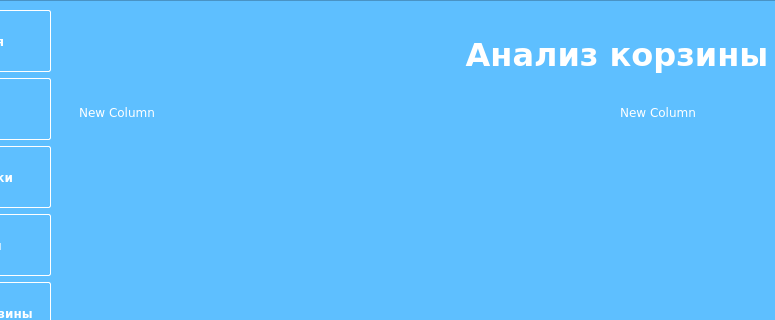
Before: the Qt Designer form design_dev.ui in miptivan/data_desktop, drawn with Qt 5; both pictures show x 110 to 885 and y 0 to 320 of the 1300 by 700 pixel window.
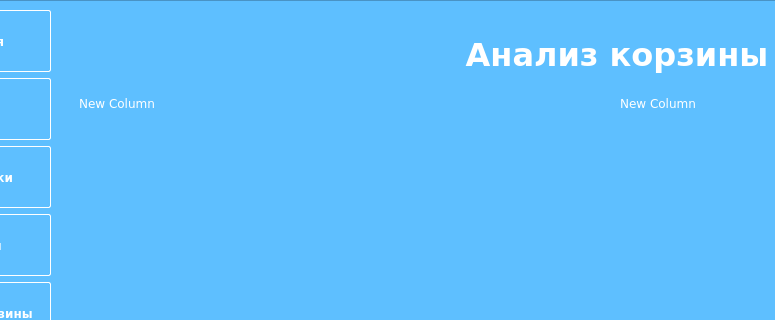
After: the same form once the commit is applied. The open tabs and pages were chosen to show the change. Custom widgets are drawn as their Qt base class.

Commit message: edit basket columns

Diff of the .ui file:
```diff
--- a/design_dev.ui
+++ b/design_dev.ui
@@ -1492,11 +1492,17 @@
              <property name="text">
               <string>New Column</string>
              </property>
+             <property name="textAlignment">
+              <set>AlignHCenter|AlignTop</set>
+             </property>
             </column>
             <column>
              <property name="text">
               <string>New Column</string>
              </property>
+             <property name="textAlignment">
+              <set>AlignHCenter|AlignTop</set>
+             </property>
             </column>
            </widget>
           </item>
```
Left out of the diff: 2 changed lines with no effect on the pictures.
